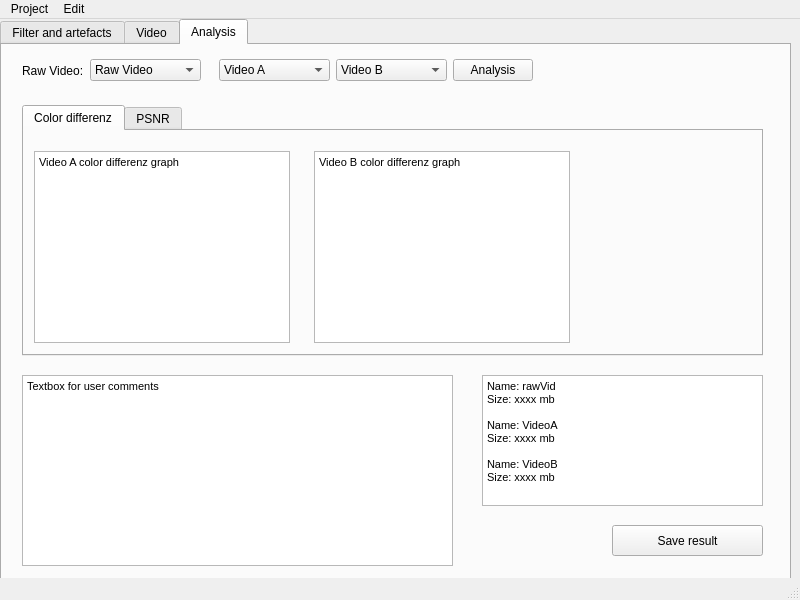
Qt form Pflichtenheft/ToViET/GUI.ui (SuppenGeist/pse-ws1516-videoencoder-ta) before a commit.
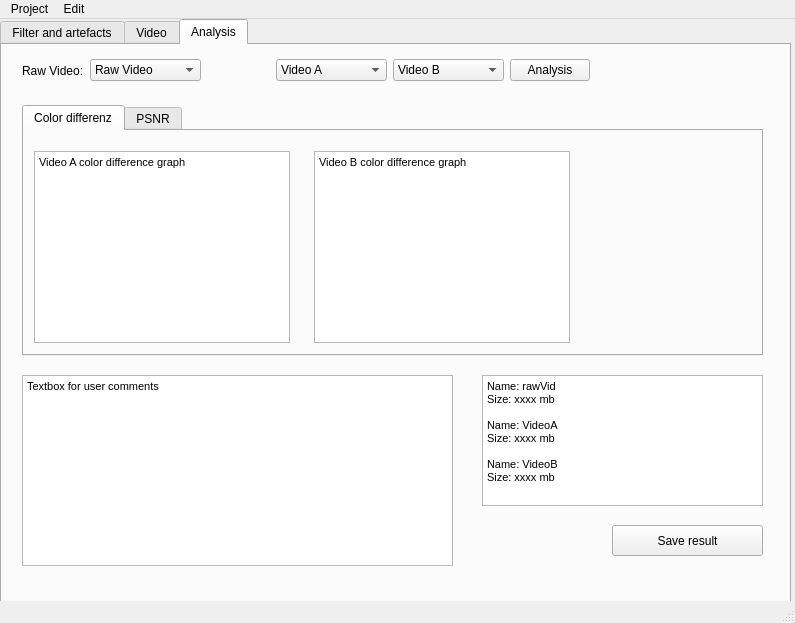
The same form after that commit. The open tabs and pages were chosen to show the change. Icons and pictures are not drawn.

Commit message: corrected some typing errors

Patch:
```diff
--- a/Pflichtenheft/ToViET/GUI.ui
+++ b/Pflichtenheft/ToViET/GUI.ui
@@ -6,8 +6,8 @@
    <rect>
     <x>0</x>
     <y>0</y>
-    <width>800</width>
-    <height>600</height>
+    <width>795</width>
+    <height>623</height>
    </rect>
   </property>
   <property name="windowTitle">
@@ -20,7 +20,7 @@
       <x>0</x>
       <y>0</y>
       <width>791</width>
-      <height>571</height>
+      <height>611</height>
      </rect>
     </property>
     <property name="mouseTracking">
@@ -984,10 +984,10 @@
          <string>&lt;!DOCTYPE HTML PUBLIC &quot;-//W3C//DTD HTML 4.0//EN&quot; &quot;http://www.w3.org/TR/REC-html40/strict.dtd&quot;&gt;
 &lt;html&gt;&lt;head&gt;&lt;meta name=&quot;qrichtext&quot; content=&quot;1&quot; /&gt;&lt;style type=&quot;text/css&quot;&gt;
 p, li { white-space: pre-wrap; }
-&lt;/style&gt;&lt;/head&gt;&lt;body style=&quot; font-family:'MS Shell Dlg 2'; font-size:8.25pt; font-weight:400; font-style:normal;&quot;&gt;
-&lt;p style=&quot; margin-top:0px; margin-bottom:0px; margin-left:0px; margin-right:0px; -qt-block-indent:0; text-indent:0px;&quot;&gt;Video A color differenz graph&lt;/p&gt;
-&lt;p style=&quot;-qt-paragraph-type:empty; margin-top:0px; margin-bottom:0px; margin-left:0px; margin-right:0px; -qt-block-indent:0; text-indent:0px;&quot;&gt;&lt;br /&gt;&lt;/p&gt;
-&lt;p style=&quot;-qt-paragraph-type:empty; margin-top:0px; margin-bottom:0px; margin-left:0px; margin-right:0px; -qt-block-indent:0; text-indent:0px;&quot;&gt;&lt;br /&gt;&lt;/p&gt;&lt;/body&gt;&lt;/html&gt;</string>
+&lt;/style&gt;&lt;/head&gt;&lt;body style=&quot; font-family:'Ubuntu'; font-size:11pt; font-weight:400; font-style:normal;&quot;&gt;
+&lt;p style=&quot; margin-top:0px; margin-bottom:0px; margin-left:0px; margin-right:0px; -qt-block-indent:0; text-indent:0px;&quot;&gt;&lt;span style=&quot; font-family:'MS Shell Dlg 2'; font-size:8.25pt;&quot;&gt;Video A color difference graph&lt;/span&gt;&lt;/p&gt;
+&lt;p style=&quot;-qt-paragraph-type:empty; margin-top:0px; margin-bottom:0px; margin-left:0px; margin-right:0px; -qt-block-indent:0; text-indent:0px; font-family:'MS Shell Dlg 2'; font-size:8.25pt;&quot;&gt;&lt;br /&gt;&lt;/p&gt;
+&lt;p style=&quot;-qt-paragraph-type:empty; margin-top:0px; margin-bottom:0px; margin-left:0px; margin-right:0px; -qt-block-indent:0; text-indent:0px; font-family:'MS Shell Dlg 2'; font-size:8.25pt;&quot;&gt;&lt;br /&gt;&lt;/p&gt;&lt;/body&gt;&lt;/html&gt;</string>
         </property>
        </widget>
        <widget class="QTextBrowser" name="textBrowser_5">
@@ -1003,9 +1003,9 @@
          <string>&lt;!DOCTYPE HTML PUBLIC &quot;-//W3C//DTD HTML 4.0//EN&quot; &quot;http://www.w3.org/TR/REC-html40/strict.dtd&quot;&gt;
 &lt;html&gt;&lt;head&gt;&lt;meta name=&quot;qrichtext&quot; content=&quot;1&quot; /&gt;&lt;style type=&quot;text/css&quot;&gt;
 p, li { white-space: pre-wrap; }
-&lt;/style&gt;&lt;/head&gt;&lt;body style=&quot; font-family:'MS Shell Dlg 2'; font-size:8.25pt; font-weight:400; font-style:normal;&quot;&gt;
-&lt;p style=&quot; margin-top:0px; margin-bottom:0px; margin-left:0px; margin-right:0px; -qt-block-indent:0; text-indent:0px;&quot;&gt;Video B color differenz graph&lt;/p&gt;
-&lt;p style=&quot;-qt-paragraph-type:empty; margin-top:0px; margin-bottom:0px; margin-left:0px; margin-right:0px; -qt-block-indent:0; text-indent:0px;&quot;&gt;&lt;br /&gt;&lt;/p&gt;&lt;/body&gt;&lt;/html&gt;</string>
+&lt;/style&gt;&lt;/head&gt;&lt;body style=&quot; font-family:'Ubuntu'; font-size:11pt; font-weight:400; font-style:normal;&quot;&gt;
+&lt;p style=&quot; margin-top:0px; margin-bottom:0px; margin-left:0px; margin-right:0px; -qt-block-indent:0; text-indent:0px;&quot;&gt;&lt;span style=&quot; font-family:'MS Shell Dlg 2'; font-size:8.25pt;&quot;&gt;Video B color difference graph&lt;/span&gt;&lt;/p&gt;
+&lt;p style=&quot;-qt-paragraph-type:empty; margin-top:0px; margin-bottom:0px; margin-left:0px; margin-right:0px; -qt-block-indent:0; text-indent:0px; font-family:'MS Shell Dlg 2'; font-size:8.25pt;&quot;&gt;&lt;br /&gt;&lt;/p&gt;&lt;/body&gt;&lt;/html&gt;</string>
         </property>
        </widget>
       </widget>
@@ -1020,7 +1020,7 @@
        <rect>
         <x>20</x>
         <y>0</y>
-        <width>511</width>
+        <width>568</width>
         <height>51</height>
        </rect>
       </property>
@@ -1157,8 +1157,8 @@
     <rect>
      <x>0</x>
      <y>0</y>
-     <width>800</width>
-     <height>21</height>
+     <width>795</width>
+     <height>25</height>
     </rect>
    </property>
    <widget class="QMenu" name="menuProject">
```
Left out of the diff: 51 changed lines with no effect on the pictures.
